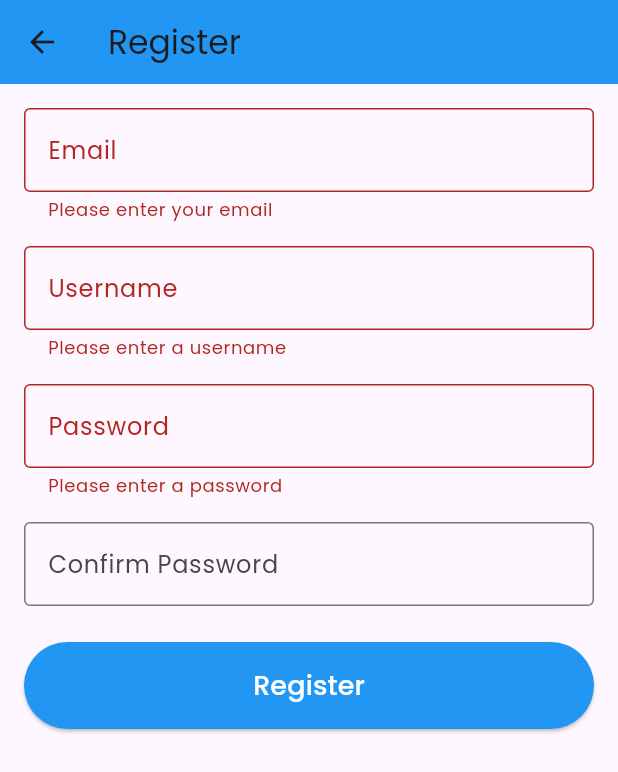
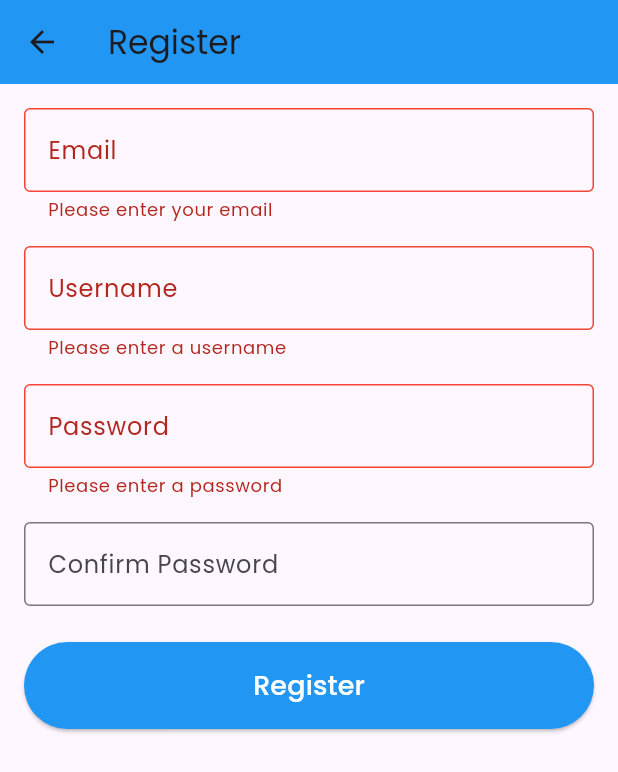
Before and after one commit to DinoFebiyan/CinemaPro, a Flutter app: the RegisterScreen screen opened directly, after a tap on "Register", on a phone screen of 412 x 824 dp. Shown: the top 772 px of the screen. Run offline on Flutter 3.47's test engine with Material 3 defaults, Android fonts, the phone set to English and light mode, and no system bars; our stand-ins replace cloud_firestore, firebase_auth, firebase_core, google_fonts, qr_flutter; accounts and stored records are empty.

Commit message:
perbaikan tombol logout dan pemberian border merah ketika erro

```diff
--- a/lib/auth/register-jabir.dart
+++ b/lib/auth/register-jabir.dart
@@ -42,6 +42,12 @@ class _RegisterScreenState extends State<RegisterScreen> {
                 decoration: InputDecoration(
                   labelText: 'Email',
                   border: OutlineInputBorder(),
+               errorBorder: OutlineInputBorder(
+                    borderSide: BorderSide(color: Colors.red),
+                  ),
+                  focusedErrorBorder: OutlineInputBorder(
+                    borderSide: BorderSide(color: Colors.red, width: 2),
+                  ),
                 ),
                 keyboardType: TextInputType.emailAddress,
                 validator: (value) {
@@ -63,6 +69,12 @@ class _RegisterScreenState extends State<RegisterScreen> {
                 decoration: InputDecoration(
                   labelText: 'Username',
                   border: OutlineInputBorder(),
+               errorBorder: OutlineInputBorder(
+                    borderSide: BorderSide(color: Colors.red),
+                  ),
+                  focusedErrorBorder: OutlineInputBorder(
+                    borderSide: BorderSide(color: Colors.red, width: 2),
+                  ),
                 ),
                 validator: (value) {
                   if (value == null || value.isEmpty) {
@@ -80,6 +92,12 @@ class _RegisterScreenState extends State<RegisterScreen> {
                 decoration: InputDecoration(
                   labelText: 'Password',
                   border: OutlineInputBorder(),
+                errorBorder: OutlineInputBorder(
+                    borderSide: BorderSide(color: Colors.red),
+                  ),
+                  focusedErrorBorder: OutlineInputBorder(
+                    borderSide: BorderSide(color: Colors.red, width: 2),
+                  ),
                 ),
                 obscureText: true,
                 validator: (value) {
@@ -98,6 +116,12 @@ class _RegisterScreenState extends State<RegisterScreen> {
                 decoration: InputDecoration(
                   labelText: 'Confirm Password',
                   border: OutlineInputBorder(),
+                errorBorder: OutlineInputBorder(
+                    borderSide: BorderSide(color: Colors.red),
+                  ),
+                  focusedErrorBorder: OutlineInputBorder(
+                    borderSide: BorderSide(color: Colors.red, width: 2),
+                  ),
                 ),
                 obscureText: true,
                 validator: (value) {
--- a/lib/main.dart
+++ b/lib/main.dart
@@ -38,6 +38,7 @@ class initialScreen_dino extends StatelessWidget {
     return StreamBuilder<User?>(
       stream: FirebaseAuth.instance.authStateChanges(),
       builder: (context, snapshot) {
+
         if (snapshot.connectionState == ConnectionState.waiting) {
           return const Scaffold(
             body: Center(child: CircularProgressIndicator()),
@@ -50,7 +51,9 @@ class initialScreen_dino extends StatelessWidget {
                 .collection('users')
                 .doc(snapshot.data!.uid)
                 .get(),
+
             builder: (context, userSnapshot) {
+
               if (userSnapshot.connectionState == ConnectionState.waiting) {
                 return const Scaffold(
                   body: Center(child: CircularProgressIndicator()),
--- a/lib/pages/home-dino.dart
+++ b/lib/pages/home-dino.dart
@@ -1,3 +1,4 @@
+import 'package:cinemapro/main.dart';
 import 'package:flutter/material.dart';
 import 'package:firebase_auth/firebase_auth.dart';
 import 'package:cloud_firestore/cloud_firestore.dart';
@@ -30,6 +31,9 @@ class HomePage extends StatelessWidget {
             icon: const Icon(Icons.logout),
             onPressed: () async {
               await FirebaseAuth.instance.signOut();
+              if (context.mounted) {
+                Navigator.pushAndRemoveUntil(context, MaterialPageRoute(builder: (context)=> const initialScreen_dino()), (route) => false);
+              }
             },
           ),
         ],
```
Also changed, not shown: lib/auth/login-dino.dart (+12 -0 lines), pubspec.lock.
